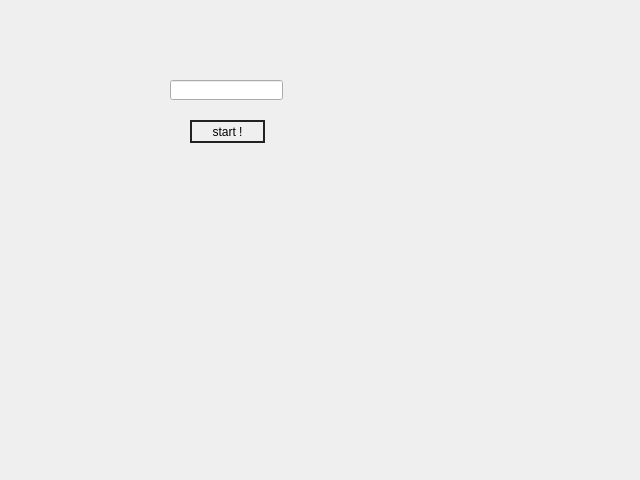
First picture: the form in .ui/StartingScreen.ui, repository KillianLarcher/RadiationCAM, before the edit.
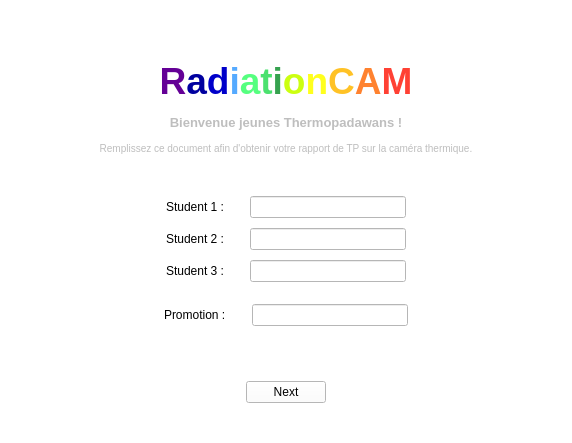
Second picture: the form after the edit.

What changed in the file:
```diff
--- a/.ui/StartingScreen.ui
+++ b/.ui/StartingScreen.ui
@@ -1,44 +1,396 @@
 <?xml version="1.0" encoding="UTF-8"?>
 <ui version="4.0">
- <class>Form</class>
- <widget class="QWidget" name="Form">
+ <class>StartingScreen</class>
+ <widget class="QMainWindow" name="StartingScreen">
   <property name="geometry">
    <rect>
     <x>0</x>
     <y>0</y>
-    <width>640</width>
-    <height>480</height>
+    <width>572</width>
+    <height>443</height>
    </rect>
   </property>
   <property name="windowTitle">
-   <string>Form</string>
+   <string>MainWindow</string>
   </property>
-  <widget class="QLineEdit" name="input_name">
-   <property name="geometry">
-    <rect>
-     <x>170</x>
-     <y>80</y>
-     <width>113</width>
-     <height>20</height>
-    </rect>
-   </property>
+  <property name="styleSheet">
+   <string notr="true">background-color: rgb(255, 255, 255);</string>
+  </property>
+  <widget class="QWidget" name="centralwidget">
+   <layout class="QHBoxLayout" name="horizontalLayout_5">
+    <item>
+     <layout class="QVBoxLayout" name="verticalLayout_4">
+      <item>
+       <layout class="QVBoxLayout" name="verticalLayout_3">
+        <item>
+         <spacer name="verticalSpacer_2">
+          <property name="orientation">
+           <enum>Qt::Vertical</enum>
+          </property>
+          <property name="sizeType">
+           <enum>QSizePolicy::Fixed</enum>
+          </property>
+          <property name="sizeHint" stdset="0">
+           <size>
+            <width>20</width>
+            <height>40</height>
+           </size>
+          </property>
+         </spacer>
+        </item>
+        <item>
+         <widget class="QLabel" name="label">
+          <property name="enabled">
+           <bool>false</bool>
+          </property>
+          <property name="font">
+           <font>
+            <pointsize>48</pointsize>
+           </font>
+          </property>
+          <property name="text">
+           <string>&lt;html&gt;&lt;head/&gt;&lt;body&gt;&lt;p align=&quot;center&quot;&gt;&lt;span style=&quot; font-size:28pt; font-weight:600; color:#640096;&quot;&gt;R&lt;/span&gt;&lt;span style=&quot; font-size:28pt; font-weight:600; color:#00009f;&quot;&gt;a&lt;/span&gt;&lt;span style=&quot; font-size:28pt; font-weight:600; color:#0000ca;&quot;&gt;d&lt;/span&gt;&lt;span style=&quot; font-size:28pt; font-weight:600; color:#55aaff;&quot;&gt;i&lt;/span&gt;&lt;span style=&quot; font-size:28pt; font-weight:600; color:#55ff7f;&quot;&gt;a&lt;/span&gt;&lt;span style=&quot; font-size:28pt; font-weight:600; color:#4be16e;&quot;&gt;t&lt;/span&gt;&lt;span style=&quot; font-size:28pt; font-weight:600; color:#36a24f;&quot;&gt;i&lt;/span&gt;&lt;span style=&quot; font-size:28pt; font-weight:600; color:#ccff11;&quot;&gt;o&lt;/span&gt;&lt;span style=&quot; font-size:28pt; font-weight:600; color:#ffff1d;&quot;&gt;n&lt;/span&gt;&lt;span style=&quot; font-size:28pt; font-weight:600; color:#ffc226;&quot;&gt;C&lt;/span&gt;&lt;span style=&quot; font-size:28pt; font-weight:600; color:#ff822f;&quot;&gt;A&lt;/span&gt;&lt;span style=&quot; font-size:28pt; font-weight:600; color:#ff4134;&quot;&gt;M&lt;/span&gt;&lt;/p&gt;&lt;p align=&quot;center&quot;&gt;&lt;span style=&quot; font-size:10pt; font-weight:600;&quot;&gt;Bienvenue jeunes Thermopadawans !&lt;/span&gt;&lt;/p&gt;&lt;p align=&quot;center&quot;&gt;&lt;span style=&quot; font-size:7.8pt;&quot;&gt;Remplissez ce document afin d'obtenir votre rapport de TP sur la caméra thermique.&lt;/span&gt;&lt;/p&gt;&lt;/body&gt;&lt;/html&gt;</string>
+          </property>
+         </widget>
+        </item>
+        <item>
+         <layout class="QVBoxLayout" name="verticalLayout_2">
+          <item>
+           <layout class="QHBoxLayout" name="horizontalLayout_2">
+            <item>
+             <spacer name="horizontalSpacer_12">
+              <property name="orientation">
+               <enum>Qt::Horizontal</enum>
+              </property>
+              <property name="sizeHint" stdset="0">
+               <size>
+                <width>40</width>
+                <height>20</height>
+               </size>
+              </property>
+             </spacer>
+            </item>
+            <item>
+             <spacer name="horizontalSpacer_13">
+              <property name="orientation">
+               <enum>Qt::Horizontal</enum>
+              </property>
+              <property name="sizeHint" stdset="0">
+               <size>
+                <width>40</width>
+                <height>20</height>
+               </size>
+              </property>
+             </spacer>
+            </item>
+           </layout>
+          </item>
+          <item>
+           <layout class="QHBoxLayout" name="horizontalLayout_3"/>
+          </item>
+          <item>
+           <layout class="QHBoxLayout" name="horizontalLayout_4">
+            <item>
+             <spacer name="horizontalSpacer_3">
+              <property name="orientation">
+               <enum>Qt::Horizontal</enum>
+              </property>
+              <property name="sizeHint" stdset="0">
+               <size>
+                <width>40</width>
+                <height>20</height>
+               </size>
+              </property>
+             </spacer>
+            </item>
+            <item>
+             <widget class="QLabel" name="label_2">
+              <property name="text">
+               <string>Student 1 :</string>
+              </property>
+             </widget>
+            </item>
+            <item>
+             <spacer name="horizontalSpacer_9">
+              <property name="orientation">
+               <enum>Qt::Horizontal</enum>
+              </property>
+              <property name="sizeType">
+               <enum>QSizePolicy::Minimum</enum>
+              </property>
+              <property name="sizeHint" stdset="0">
+               <size>
+                <width>20</width>
+                <height>20</height>
+               </size>
+              </property>
+             </spacer>
+            </item>
+            <item>
+             <widget class="QLineEdit" name="name1"/>
+            </item>
+            <item>
+             <spacer name="horizontalSpacer_16">
+              <property name="orientation">
+               <enum>Qt::Horizontal</enum>
+              </property>
+              <property name="sizeHint" stdset="0">
+               <size>
+                <width>40</width>
+                <height>20</height>
+               </size>
+              </property>
+             </spacer>
+            </item>
+           </layout>
+          </item>
+          <item>
+           <layout class="QHBoxLayout" name="horizontalLayout_11">
+            <item>
+             <spacer name="horizontalSpacer_7">
+              <property name="orientation">
+               <enum>Qt::Horizontal</enum>
+              </property>
+              <property name="sizeHint" stdset="0">
+               <size>
+                <width>40</width>
+                <height>20</height>
+               </size>
+              </property>
+             </spacer>
+            </item>
+            <item>
+             <widget class="QLabel" name="label_3">
+              <property name="text">
+               <string>Student 2 :</string>
+              </property>
+             </widget>
+            </item>
+            <item>
+             <spacer name="horizontalSpacer_14">
+              <property name="orientation">
+               <enum>Qt::Horizontal</enum>
+              </property>
+              <property name="sizeType">
+               <enum>QSizePolicy::Minimum</enum>
+              </property>
+              <property name="sizeHint" stdset="0">
+               <size>
+                <width>20</width>
+                <height>20</height>
+               </size>
+              </property>
+             </spacer>
+            </item>
+            <item>
+             <widget class="QLineEdit" name="name2"/>
+            </item>
+            <item>
+             <spacer name="horizontalSpacer_10">
+              <property name="orientation">
+               <enum>Qt::Horizontal</enum>
+              </property>
+              <property name="sizeHint" stdset="0">
+               <size>
+                <width>40</width>
+                <height>20</height>
+               </size>
+              </property>
+             </spacer>
+            </item>
+           </layout>
+          </item>
+          <item>
+           <layout class="QHBoxLayout" name="horizontalLayout_10">
+            <item>
+             <spacer name="horizontalSpacer_5">
+              <property name="orientation">
+               <enum>Qt::Horizontal</enum>
+              </property>
+              <property name="sizeHint" stdset="0">
+               <size>
+                <width>40</width>
+                <height>20</height>
+               </size>
+              </property>
+             </spacer>
+            </item>
+            <item>
+             <widget class="QLabel" name="label_4">
+              <property name="text">
+               <string>Student 3 :</string>
+              </property>
+             </widget>
+            </item>
+            <item>
+             <spacer name="horizontalSpacer_15">
+              <property name="orientation">
+               <enum>Qt::Horizontal</enum>
+              </property>
+              <property name="sizeType">
+               <enum>QSizePolicy::Minimum</enum>
+              </property>
+              <property name="sizeHint" stdset="0">
+               <size>
+                <width>20</width>
+                <height>20</height>
+               </size>
+              </property>
+             </spacer>
+            </item>
+            <item>
+             <widget class="QLineEdit" name="name3"/>
+            </item>
+            <item>
+             <spacer name="horizontalSpacer_11">
+              <property name="orientation">
+               <enum>Qt::Horizontal</enum>
+              </property>
+              <property name="sizeHint" stdset="0">
+               <size>
+                <width>40</width>
+                <height>20</height>
+               </size>
+              </property>
+             </spacer>
+            </item>
+           </layout>
+          </item>
+          <item>
+           <layout class="QHBoxLayout" name="horizontalLayout_7"/>
+          </item>
+         </layout>
+        </item>
+        <item>
+         <layout class="QVBoxLayout" name="verticalLayout_5">
+          <item>
+           <layout class="QHBoxLayout" name="horizontalLayout">
+            <item>
+             <spacer name="horizontalSpacer_18">
+              <property name="orientation">
+               <enum>Qt::Horizontal</enum>
+              </property>
+              <property name="sizeHint" stdset="0">
+               <size>
+                <width>40</width>
+                <height>20</height>
+               </size>
+              </property>
+             </spacer>
+            </item>
+            <item>
+             <widget class="QLabel" name="label_5">
+              <property name="text">
+               <string>Promotion :</string>
+              </property>
+             </widget>
+            </item>
+            <item>
+             <spacer name="horizontalSpacer_19">
+              <property name="orientation">
+               <enum>Qt::Horizontal</enum>
+              </property>
+              <property name="sizeType">
+               <enum>QSizePolicy::Minimum</enum>
+              </property>
+              <property name="sizeHint" stdset="0">
+               <size>
+                <width>20</width>
+                <height>20</height>
+               </size>
+              </property>
+             </spacer>
+            </item>
+            <item>
+             <widget class="QLineEdit" name="promotion"/>
+            </item>
+            <item>
+             <spacer name="horizontalSpacer_17">
+              <property name="orientation">
+               <enum>Qt::Horizontal</enum>
+              </property>
+              <property name="sizeHint" stdset="0">
+               <size>
+                <width>40</width>
+                <height>20</height>
+               </size>
+              </property>
+             </spacer>
+            </item>
+           </layout>
+          </item>
+          <item>
+           <spacer name="verticalSpacer">
+            <property name="orientation">
+             <enum>Qt::Vertical</enum>
+            </property>
+            <property name="sizeType">
+             <enum>QSizePolicy::Preferred</enum>
+            </property>
+            <property name="sizeHint" stdset="0">
+             <size>
+              <width>20</width>
+              <height>40</height>
+             </size>
+            </property>
+           </spacer>
+          </item>
+          <item>
+           <layout class="QHBoxLayout" name="horizontalLayout_9">
+            <item>
+             <spacer name="horizontalSpacer_2">
+              <property name="orientation">
+               <enum>Qt::Horizontal</enum>
+              </property>
+              <property name="sizeHint" stdset="0">
+               <size>
+                <width>40</width>
+                <height>20</height>
+               </size>
+              </property>
+             </spacer>
+            </item>
+            <item>
+             <widget class="QPushButton" name="btn_next">
+              <property name="text">
+               <string>Next</string>
+              </property>
+             </widget>
+            </item>
+            <item>
+             <spacer name="horizontalSpacer">
+              <property name="orientation">
+               <enum>Qt::Horizontal</enum>
+              </property>
+              <property name="sizeHint" stdset="0">
+               <size>
+                <width>40</width>
+                <height>20</height>
+               </size>
+              </property>
+             </spacer>
+            </item>
+           </layout>
+          </item>
+         </layout>
+        </item>
+       </layout>
+      </item>
+     </layout>
+    </item>
+   </layout>
   </widget>
-  <widget class="QPushButton" name="btn_start">
+  <widget class="QMenuBar" name="menubar">
    <property name="geometry">
     <rect>
-     <x>190</x>
-     <y>120</y>
-     <width>75</width>
-     <height>23</height>
+     <x>0</x>
+     <y>0</y>
+     <width>572</width>
+     <height>22</height>
     </rect>
    </property>
-   <property name="styleSheet">
-    <string notr="true">border : 2px solid #222;</string>
-   </property>
-   <property name="text">
-    <string>start !</string>
-   </property>
   </widget>
+  <widget class="QStatusBar" name="statusbar"/>
  </widget>
  <resources/>
  <connections/>
```
